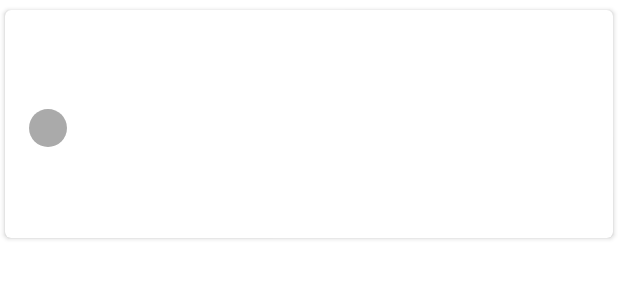
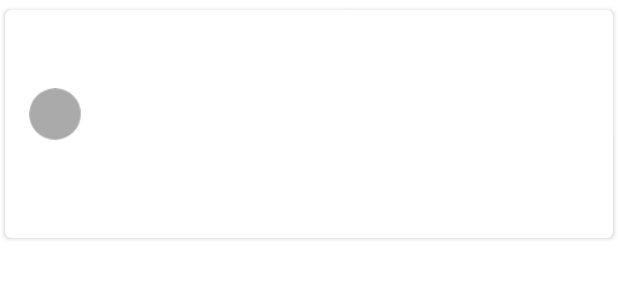
Before and after one commit to CS5520Feinberg/final-project-v2-group-10, an Android app: the layout card_post_in_list_layout.xml on its own in the app's theme, with its tools: preview values and no code run, on a phone screen of 412 x 824 dp. Shown: the top 300 px of the screen. Run offline under Robolectric (Android 15) with nearby library versions, the phone set to English and light mode, and no system bars.

Commit message:
add circle image class

```diff
--- /dev/null
+++ b/app/src/main/java/edu/northeastern/numad23su_team_v2_group_10_final_project/post/CircleImageView.java
@@ -0,0 +1,81 @@
+package edu.northeastern.numad23su_team_v2_group_10_final_project.post;
+
+import android.annotation.SuppressLint;
+import android.content.Context;
+import android.graphics.Bitmap;
+import android.graphics.Bitmap.Config;
+import android.graphics.Canvas;
+import android.graphics.Paint;
+import android.graphics.PorterDuff.Mode;
+import android.graphics.PorterDuffXfermode;
+import android.graphics.Rect;
+import android.graphics.drawable.BitmapDrawable;
+import android.graphics.drawable.Drawable;
+import android.util.AttributeSet;
+import android.widget.ImageView;
+
+// ref: https://www.kancloud.cn/digest/android-0-100/145476
+@SuppressLint("DrawAllocation")
+public class CircleImageView extends androidx.appcompat.widget.AppCompatImageView {
+
+    private Paint paint ;
+    public CircleImageView(Context context) {
+        this(context,null);
+    }
+    public CircleImageView(Context context, AttributeSet attrs) {
+        this(context, attrs,0);
+    }
+    public CircleImageView(Context context, AttributeSet attrs, int defStyle) {
+        super(context, attrs, defStyle);
+        paint = new Paint();
+
+    }
+
+    /**
+     *  draw circle image
+     */
+    @SuppressLint("DrawAllocation")
+    @Override
+    protected void onDraw(Canvas canvas) {
+
+        Drawable drawable = getDrawable();
+        if (drawable != null) {
+            Bitmap bitmap;
+            bitmap = Bitmap.createBitmap(drawable.getIntrinsicWidth(), drawable.getIntrinsicHeight(), Bitmap.Config.ARGB_8888);
+            Canvas canvas1 = new Canvas(bitmap);
+            drawable.setBounds(0, 0, canvas1.getWidth(), canvas1.getHeight());
+            drawable.draw(canvas1);
+            Bitmap b = getCircleBitmap(bitmap, 14);
+            int z = Math.min(b.getWidth(),b.getHeight());
+            final Rect rectSrc = new Rect(0, 0, z , z);
+            final Rect rectDest = new Rect(0,0,getWidth(),getHeight());
+            paint.reset();
+            canvas.drawBitmap(b, rectSrc, rectDest, paint);
+
+        } else {
+            super.onDraw(canvas);
+        }
+    }
+
+    /**
+     * get image
+     * @param bitmap
+     * @param pixels
+     * @return Bitmap
+     */
+    private Bitmap getCircleBitmap(Bitmap bitmap, int pixels) {
+        Bitmap output = Bitmap.createBitmap(bitmap.getWidth(),
+                bitmap.getHeight(), Config.ARGB_8888);
+        Canvas canvas = new Canvas(output);
+        final int color = 0xff424242;
+        int min = Math.min(bitmap.getWidth(),bitmap.getHeight());
+        final Rect rect = new Rect(0, 0, min , min);
+        paint.setAntiAlias(true);
+        canvas.drawARGB(0, 0, 0, 0);
+        paint.setColor(color);
+        canvas.drawCircle(min / 2, min / 2, min / 2, paint);
+        paint.setXfermode(new PorterDuffXfermode(Mode.SRC_IN));
+        canvas.drawBitmap(bitmap, rect, rect, paint);
+        return output;
+    }
+}
--- a/app/src/main/java/edu/northeastern/numad23su_team_v2_group_10_final_project/public_fragments/TempPostFragment.java
+++ b/app/src/main/java/edu/northeastern/numad23su_team_v2_group_10_final_project/public_fragments/TempPostFragment.java
@@ -154,6 +154,12 @@ public class TempPostFragment extends Fragment {
 
         list = new ArrayList<>();
         adapter = new PostAdapter(getContext(),list);
+        adapter.setListener(new PostClickListener() {
+            @Override
+            public void onClick(int position) {
+
+            }
+        });
         recyclerView.setLayoutManager(new LinearLayoutManager(getContext()));
         recyclerView.setAdapter(adapter);
         fetchData(true);
--- a/app/src/main/res/layout/card_post_in_list_layout.xml
+++ b/app/src/main/res/layout/card_post_in_list_layout.xml
@@ -27,10 +27,11 @@
             app:layout_constraintStart_toStartOf="parent"
             app:layout_constraintTop_toTopOf="parent" />
 
-        <ImageView
+
+        <edu.northeastern.numad23su_team_v2_group_10_final_project.post.CircleImageView
             android:id="@+id/avatar_image"
-            android:layout_width="25dp"
-            android:layout_height="25dp"
+            android:layout_width="35dp"
+            android:layout_height="35dp"
             android:layout_marginStart="16dp"
             android:layout_marginTop="0dp"
             android:padding="0dp"
@@ -38,7 +39,7 @@
             app:layout_constraintBottom_toTopOf="@+id/content_text"
             app:layout_constraintStart_toStartOf="parent"
             app:layout_constraintTop_toBottomOf="@id/title_text"
-            app:srcCompat="@drawable/ic_avatar_40dp" />
+            app:srcCompat="@drawable/ic_avatar_40dp"/>
 
         <TextView
             android:id="@+id/user_name_text"
@@ -56,12 +57,12 @@
             android:id="@+id/date_text"
             android:layout_width="0dp"
             android:layout_height="wrap_content"
-            android:layout_marginStart="16dp"
-            android:layout_marginTop="4dp"
+            android:layout_marginStart="12dp"
+            android:layout_marginTop="0dp"
             android:layout_marginEnd="12dp"
             android:textAppearance="@style/TextAppearance.AppCompat.Body2"
             android:textColor="#8A000000"
-            app:layout_constraintStart_toStartOf="parent"
+            app:layout_constraintStart_toEndOf="@+id/avatar_image"
             app:layout_constraintTop_toBottomOf="@+id/user_name_text" />
 
         <TextView
```
Also changed, not shown: app/src/main/AndroidManifest.xml (+7 -0 lines), app/src/main/java/edu/northeastern/numad23su_team_v2_group_10_final_project/post/DisplayPostActivity.java (added, +16 -0 lines), app/src/main/res/layout/activity_display_post.xml (added, +9 -0 lines).
